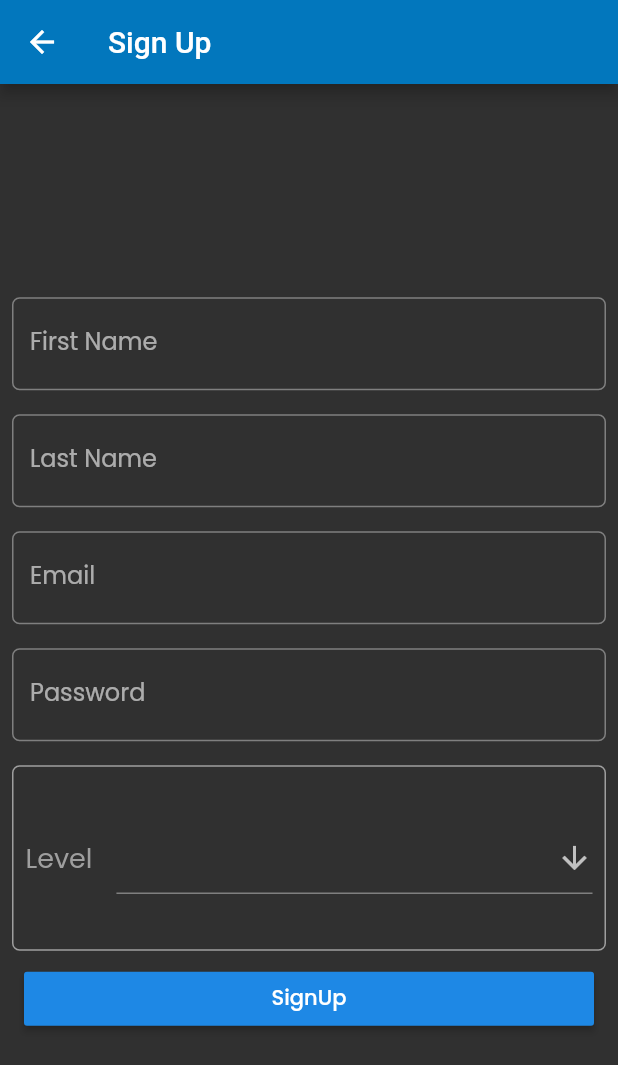
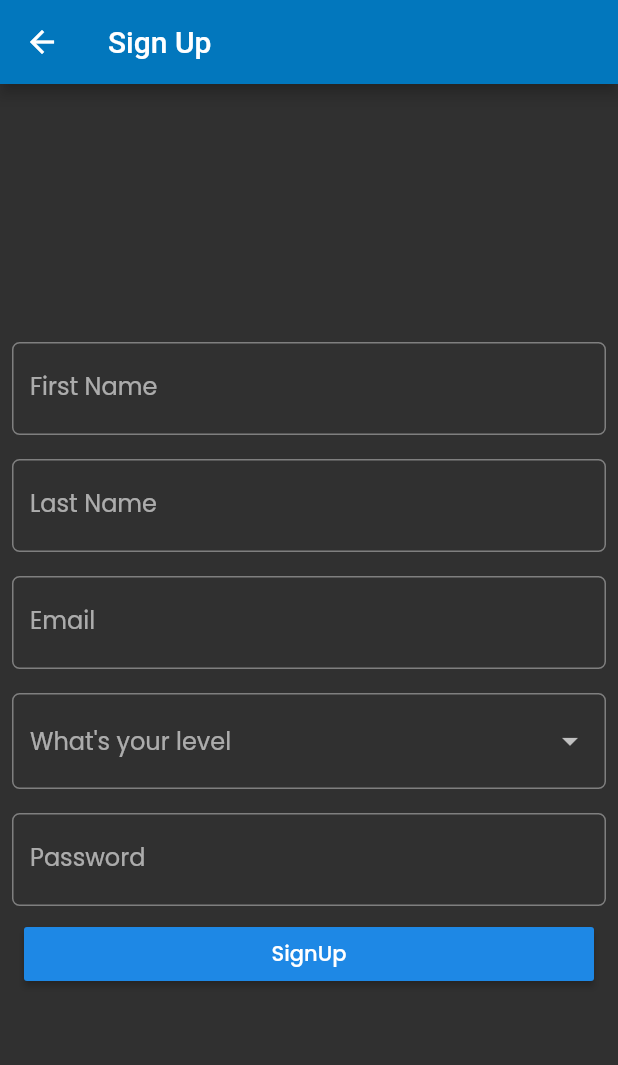
Before and after one commit to Enigma-I-am/classapp, a Flutter app: the screen it shows after launch, after a tap on "Sign In", after a tap on "SignUp!!!", on a phone screen of 412 x 824 dp. Shown: the top 1065 px of the screen. Run offline on Flutter 3.47's test engine with Material 2 defaults, Android fonts, the phone set to English and light mode, and no system bars; our stand-ins replace bottom_navy_bar, cloud_firestore, firebase_auth, get_it, google_fonts, provider_architecture; missing offline and left inert: dot_tab_indicator, dropdownfield; accounts and stored records are empty; Roboto replaces fonts that are missing (Montserrat).

Commit message:
Fixed dropdown in signup screen without default dropdownwidget implementation and also fixed the loginuser and createuser functions in my authentication service

```diff
--- a/lib/core/viewmodels/login_viewmodel.dart
+++ b/lib/core/viewmodels/login_viewmodel.dart
@@ -19,12 +19,13 @@ class LoginViewmodel extends BaseViewmodel {
       @required BuildContext context}) async {
     setBusy(true);
 
-    var result = await _authenticationService.signUpUser(
+    var result = await _authenticationService.logInUser(
         email: email, password: password);
 
     setBusy(false);
 
     if (result is bool) {
+      print(result);
       if (result) {
         _navigationService.navigateReplacmentTo(HomeViewRoute);
       } else {
--- a/lib/ui/screens/authscreens/login_screen.dart
+++ b/lib/ui/screens/authscreens/login_screen.dart
@@ -2,6 +2,7 @@ import 'package:classapp/constants/route_names.dart';
 import 'package:classapp/core/viewmodels/login_viewmodel.dart';
 import 'package:classapp/ui/locator.dart';
 import 'package:flutter/material.dart';
+import 'package:google_fonts/google_fonts.dart';
 
 import 'package:provider_architecture/provider_architecture.dart';
 
@@ -19,10 +20,7 @@ class _LoginViewState extends State<LoginView> {
     return ViewModelProvider<LoginViewmodel>.withConsumer(
       viewModel: loginviewmodel,
       builder: (context, model, child) => Scaffold(
-        appBar: AppBar(
-          title : Text("LogIn")
-
-        ),
+        appBar: AppBar(title: Text("LogIn")),
         body: Form(
           key: _formKey,
           child: Center(
@@ -94,7 +92,9 @@ class _LoginViewState extends State<LoginView> {
                                     password: _password,
                                     errorMessage: "Failed to login",
                                     context: context);
-                              } catch (e) {}
+                              } catch (e) {
+                                print(e.toString());
+                              }
                             }
                           },
                           child: Text("Sign In"),
@@ -105,13 +105,22 @@ class _LoginViewState extends State<LoginView> {
                     child: Row(
                       mainAxisAlignment: MainAxisAlignment.center,
                       children: <Widget>[
-                        Text("Don't Have an account??..."),
+                        Text(
+                          "Don't Have an account??...",
+                          style: GoogleFonts.poppins(
+                            textStyle: Theme.of(context).textTheme.display1,
+                            fontSize: 18,
+                            color: Colors.white,
+                          ),
+                        ),
                         InkWell(
                           child: Text(
                             " SignUp!!!",
-                            style: TextStyle(
-                                color: Colors.blue,
-                                fontStyle: FontStyle.italic),
+                            style: GoogleFonts.poppins(
+                              textStyle: Theme.of(context).textTheme.display1,
+                              fontSize: 18,
+                              color: Colors.blueAccent,
+                            ),
                           ),
                           onTap: () => model.routeToSignUpPage(SignUpViewRoute),
                         )
--- a/lib/ui/screens/authscreens/signup_screen.dart
+++ b/lib/ui/screens/authscreens/signup_screen.dart
@@ -2,7 +2,7 @@ import 'package:classapp/core/viewmodels/signup_viewmodel.dart';
 import 'package:flutter/material.dart';
 import 'package:google_fonts/google_fonts.dart';
 import 'package:provider_architecture/provider_architecture.dart';
-
+import 'package:dropdownfield/dropdownfield.dart';
 import '../../locator.dart';
 
 class SignupView extends StatefulWidget {
@@ -13,14 +13,15 @@ class SignupView extends StatefulWidget {
 class _SignupViewState extends State<SignupView> {
   final signUpViewmodel = locator<SignUpViewmodel>();
 
+  String _email, _password, _firstName, _lastName;
+  int _level;
+
+  static const levelItems = ["1", "2", "3", "4", "5"];
+  var currentSelectedValue;
+  final GlobalKey<FormState> _formKey = GlobalKey<FormState>();
+
   @override
   Widget build(BuildContext context) {
-    String _email, _password, _firstName, _lastName;
-    String dropDownLevelvalue = '1';
-    int _level = 1;
-
-    var levelItems = ["1", "2", "3", "4", "5"];
-    final GlobalKey<FormState> _formKey = GlobalKey<FormState>();
     return ViewModelProvider<SignUpViewmodel>.withConsumer(
       viewModel: signUpViewmodel,
       builder: (context, model, child) => Scaffold(
@@ -101,6 +102,46 @@ class _SignupViewState extends State<SignupView> {
                     ),
                   ),
                   Padding(
+                    padding: EdgeInsets.all(8.0),
+                    child: FormField<String>(
+                      builder: (FormFieldState<String> state) {
+                        return InputDecorator(
+                          decoration: InputDecoration(
+                              border: OutlineInputBorder(
+                                  borderRadius: BorderRadius.circular(5.0))),
+                          child: DropdownButtonHideUnderline(
+                            child: DropdownButton<String>(
+                              hint: Text("What's your level"),
+                              value: currentSelectedValue,
+                              isDense: true,
+                              onChanged: (newValue) {
+                                setState(() {
+                                  currentSelectedValue = newValue;
+                                  _level = int.tryParse(newValue);
+                                });
+                                print(currentSelectedValue);
+                              },
+                              items: levelItems.map((String value) {
+                                return DropdownMenuItem<String>(
+                                  value: value,
+                                  child: Text(
+                                    value,
+                                    style: GoogleFonts.poppins(
+                                      textStyle:
+                                          Theme.of(context).textTheme.display1,
+                                      fontSize: 20,
+                                      color: Colors.white,
+                                    ),
+                                  ),
+                                );
+                              }).toList(),
+                            ),
+                          ),
+                        );
+                      },
+                    ),
+                  ),
+                  Padding(
                     padding: const EdgeInsets.all(8.0),
                     child: TextFormField(
                       obscureText: true,
@@ -121,56 +162,7 @@ class _SignupViewState extends State<SignupView> {
                       ),
                     ),
                   ),
-                  Padding(
-                    padding: EdgeInsets.all(8.0),
-                    child: Container(
-                      height: MediaQuery.of(context).size.height * 0.15,
-                      width: MediaQuery.of(context).size.width,
-                      decoration: BoxDecoration(
-                          border: Border.all(color: Colors.grey),
-                          borderRadius: BorderRadius.all(Radius.circular(5.0))),
-                      child: Row(
-                        mainAxisAlignment: MainAxisAlignment.start,
-                        children: <Widget>[
-                          Padding(
-                            padding: const EdgeInsets.all(8.0),
-                            child: Text(
-                              "Level",
-                              style: GoogleFonts.poppins(
-                                textStyle: Theme.of(context).textTheme.display1,
-                                fontSize: 18,
-                                color: Colors.grey,
-                              ),
-                            ),
-                          ),
-                          Expanded(
-                            child: Padding(
-                              padding: EdgeInsets.all(8.0),
-                              child: DropdownButtonFormField<String>(
 
-                                  icon: Icon(Icons.arrow_downward),
-                                  iconSize: 24,
-                                  elevation: 16,
-                                  style: TextStyle(color: Colors.deepPurple),
-                                  items: levelItems
-                                      .map<DropdownMenuItem<String>>((String value) {
-                                    return DropdownMenuItem<String>(
-                                      value: value.toString(),
-                                      child: Text(value.toString()),
-                                    );
-                                  }).toList(),
-                                  onChanged: (String newValue){
-                                    setState(() {
-                                      dropDownLevelvalue = newValue;
-                                      _level = int.tryParse(newValue) ;
-                                    });
-                                  }),
-                            ),
-                          )
-                        ],
-                      ),
-                    ),
-                  ),
                   SizedBox(
                     width: double.infinity,
                     child: Padding(
@@ -180,7 +172,19 @@ class _SignupViewState extends State<SignupView> {
                             final _formState = _formKey.currentState;
                             if (_formState.validate()) {
                               _formState.save();
-                              try {} catch (e) {}
+                              try {
+                                await model.signUp(
+                                    _firstName,
+                                    _lastName,
+                                    _email,
+                                    _level,
+                                    false,
+                                    _password,
+                                    "Cannot create account",
+                                    context);
+                              } catch (e) {
+                                print(e.toString());
+                              }
                             }
                           },
                           child: Text("SignUp"),
--- a/pubspec.yaml
+++ b/pubspec.yaml
@@ -29,7 +29,7 @@ dependencies:
   cloud_firestore: ^0.13.3
   firebase_auth: ^0.15.4
   provider_architecture: ^1.0.6
-
+  dropdownfield: ^1.0.3
 
   # The following adds the Cupertino Icons font to your application.
   # Use with the CupertinoIcons class for iOS style icons.
```
Also changed, not shown: lib/core/services/auth_service.dart (+19 -10 lines), lib/core/viewmodels/signup_viewmodel.dart (+37 -36 lines), pubspec.lock.
